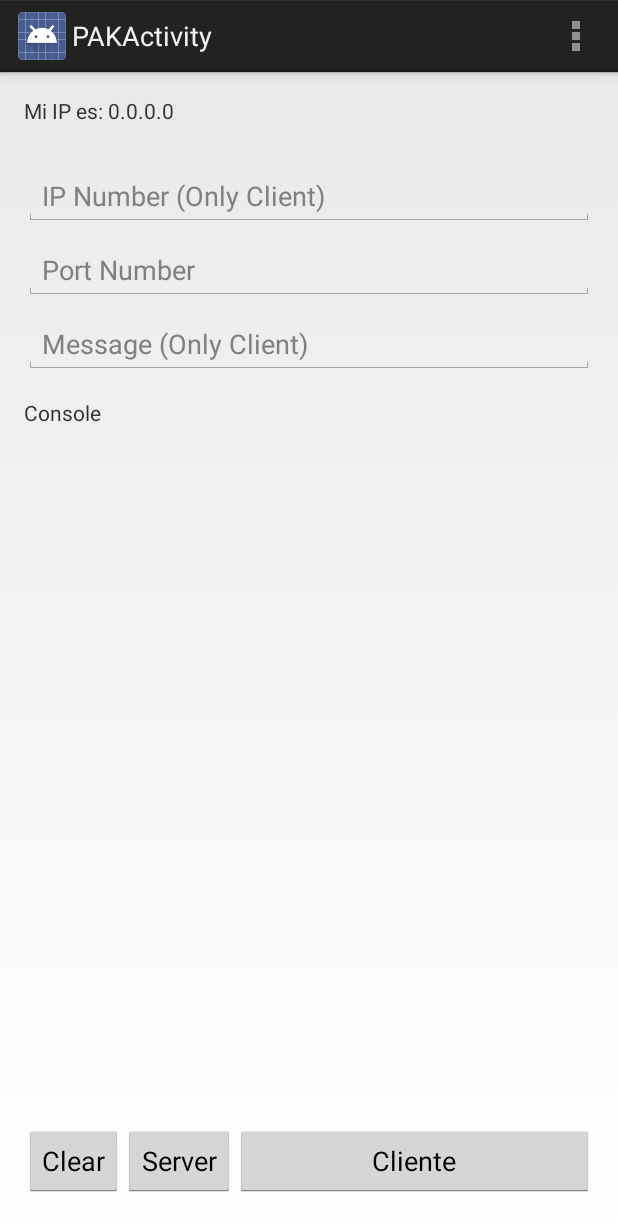
After one commit to pacomf/ASD, an Android app: the PAKActivity screen opened directly, with no data from a screen before it, on a phone screen of 412 x 824 dp. The commit adds this screen. Shown: the top 1231 px of the screen. Run offline under Robolectric (Android 15) with nearby library versions, the phone set to English and light mode, and no system bars.

Commit message:
Activity propia para PAK

```diff
--- a/mobile/build.gradle
+++ b/mobile/build.gradle
@@ -6,8 +6,8 @@ android {
 
     defaultConfig {
         applicationId "com.cryptull.asd"
-        minSdkVersion 19
-        targetSdkVersion 20
+        minSdkVersion 14
+        targetSdkVersion 21
         versionCode 1
         versionName "1.0"
     }
--- /dev/null
+++ b/mobile/src/main/java/com/cryptull/asd/PAKActivity.java
@@ -0,0 +1,118 @@
+package com.cryptull.asd;
+
+import android.app.Activity;
+import android.net.wifi.WifiInfo;
+import android.net.wifi.WifiManager;
+import android.os.Bundle;
+import android.text.format.Formatter;
+import android.text.method.ScrollingMovementMethod;
+import android.view.Menu;
+import android.view.MenuItem;
+import android.view.View;
+import android.widget.Button;
+import android.widget.EditText;
+import android.widget.TextView;
+
+import com.cryptull.pak.PAK;
+import com.cryptull.sockets.Utils;
+
+import java.io.IOException;
+import java.math.BigInteger;
+
+
+public class PAKActivity extends Activity {
+
+    Button clear, server, client;
+    TextView consola, myip;
+    EditText ip, port, msg;
+
+    @Override
+    protected void onCreate(Bundle savedInstanceState) {
+        super.onCreate(savedInstanceState);
+        setContentView(R.layout.activity_pak);
+
+        clear = (Button) findViewById(R.id.clear);
+        server = (Button) findViewById(R.id.server);
+        client = (Button) findViewById(R.id.client);
+
+        consola = (TextView) findViewById(R.id.consola);
+        consola.setMovementMethod(new ScrollingMovementMethod());
+        myip = (TextView) findViewById(R.id.myipTV);
+
+        consola.setText("\nConsole\n");
+
+        ip = (EditText) findViewById(R.id.ipET);
+        port = (EditText) findViewById(R.id.portET);
+        msg = (EditText) findViewById(R.id.msgET);
+
+        clear.setOnClickListener(new View.OnClickListener() {
+            @Override
+            public void onClick(View view) {
+                consola.setText("\nConsole\n");
+            }
+        });
+
+        server.setOnClickListener(new View.OnClickListener() {
+            @Override
+            public void onClick(View view) {
+                Utils.RunServer(PAKActivity.this, Integer.parseInt(port.getText().toString()), consola);
+            }
+        });
+
+        client.setOnClickListener(new View.OnClickListener() {
+            @Override
+            public void onClick(View view) {
+                Utils.startTime = System.currentTimeMillis();
+                Utils.pak = new PAK("password");
+                BigInteger[] bi = Utils.pak.processPackage(1, null, null, "idA", "idB", "password", consola, PAKActivity.this);
+                Utils.ConnectClientToServer(ip.getText().toString(), Integer.parseInt(port.getText().toString()), Utils.createPackage(1, bi[0], bi[1]), Utils.password, 1, consola, PAKActivity.this, msg.getText().toString());
+            }
+        });
+
+        WifiManager wifiManager = (WifiManager) getSystemService(WIFI_SERVICE);
+        WifiInfo wifiInfo = wifiManager.getConnectionInfo();
+        int ipAddress = wifiInfo.getIpAddress();
+        String ipstr = String.format("%d.%d.%d.%d",
+                (ipAddress & 0xff),
+                (ipAddress >> 8 & 0xff),
+                (ipAddress >> 16 & 0xff),
+                (ipAddress >> 24 & 0xff));
+        myip.setText("Mi IP es: "+ipstr);
+    }
+
+    @Override
+    protected void onDestroy() {
+        super.onDestroy();
+
+        if (Utils.serverSocket != null) {
+            try {
+                Utils.serverSocket.close();
+            } catch (IOException e) {
+                // TODO Auto-generated catch block
+                e.printStackTrace();
+            }
+        }
+    }
+
+    @Override
+    public boolean onCreateOptionsMenu(Menu menu) {
+        // Inflate the menu; this adds items to the action bar if it is present.
+        getMenuInflater().inflate(R.menu.menu_pak, menu);
+        return true;
+    }
+
+    @Override
+    public boolean onOptionsItemSelected(MenuItem item) {
+        // Handle action bar item clicks here. The action bar will
+        // automatically handle clicks on the Home/Up button, so long
+        // as you specify a parent activity in AndroidManifest.xml.
+        int id = item.getItemId();
+
+        //noinspection SimplifiableIfStatement
+        if (id == R.id.action_settings) {
+            return true;
+        }
+
+        return super.onOptionsItemSelected(item);
+    }
+}
--- a/mobile/src/main/java/com/cryptull/sockets/SocketServerThread.java
+++ b/mobile/src/main/java/com/cryptull/sockets/SocketServerThread.java
@@ -79,12 +79,10 @@ public class SocketServerThread extends Thread {
                 } else {
                     step = 1;
                     message = new String(Utilities.decipher(Utilities.hexToBytes(message), pak.K.toString().getBytes()), "UTF-8");
-                    final long duration = System.currentTimeMillis() - Utils.startTime;
-
                     this.activity.runOnUiThread(new Runnable() {
                         @Override
                         public void run() {
-                            consola.append("\nMensaje: "+message+"\nTiempo Requerido: " + duration + " ms.");
+                            consola.append("\nMensaje Recibido: "+message);
                         }
                     });
                     msgReply = "end";
--- a/mobile/src/main/java/com/cryptull/sockets/Utils.java
+++ b/mobile/src/main/java/com/cryptull/sockets/Utils.java
@@ -27,9 +27,9 @@ public class Utils {
         socketServerThread.start();
     }
 
-    public static void ConnectClientToServer(String ip, Integer port, String msg, String password, int step, TextView consola, Activity activity){
+    public static void ConnectClientToServer(String ip, Integer port, String msg, String password, int step, TextView consola, Activity activity, String msgFinal){
         msg = Utilities.bytesToHex(Utilities.cipher(msg.getBytes(), password.getBytes()));
-        MyClientTask myClientTask = new MyClientTask(ip,port, msg, step, consola, activity);
+        MyClientTask myClientTask = new MyClientTask(ip,port, msg, step, consola, activity, msgFinal);
         myClientTask.execute();
     }
 
--- /dev/null
+++ b/mobile/src/main/res/layout/activity_pak.xml
@@ -0,0 +1,80 @@
+<RelativeLayout xmlns:android="http://schemas.android.com/apk/res/android"
+    xmlns:tools="http://schemas.android.com/tools" android:layout_width="match_parent"
+    android:layout_height="match_parent" android:paddingLeft="@dimen/activity_horizontal_margin"
+    android:paddingRight="@dimen/activity_horizontal_margin"
+    android:paddingTop="@dimen/activity_vertical_margin"
+    android:paddingBottom="@dimen/activity_vertical_margin"
+    tools:context="com.cryptull.asd.PAKActivity">
+
+    <TextView
+        android:layout_width="wrap_content"
+        android:layout_height="wrap_content"
+        android:id="@+id/myipTV" />
+
+    <EditText
+        android:layout_width="match_parent"
+        android:layout_height="wrap_content"
+        android:id="@+id/ipET"
+        android:hint="IP Number (Only Client)"
+        android:layout_below="@+id/myipTV"
+        android:layout_alignParentLeft="true"
+        android:layout_alignParentStart="true"
+        android:layout_marginTop="28dp" />
+
+    <EditText
+        android:layout_width="match_parent"
+        android:layout_height="wrap_content"
+        android:id="@+id/portET"
+        android:hint="Port Number"
+        android:layout_below="@+id/ipET"
+        android:layout_alignParentLeft="true"
+        android:layout_alignParentStart="true"
+        android:layout_marginTop="10dp" />
+
+    <EditText
+        android:layout_width="match_parent"
+        android:layout_height="wrap_content"
+        android:id="@+id/msgET"
+        android:hint="Message (Only Client)"
+        android:layout_below="@+id/portET"
+        android:layout_alignParentLeft="true"
+        android:layout_alignParentStart="true"
+        android:layout_marginTop="10dp" />
+
+    <TextView
+        android:layout_width="match_parent"
+        android:layout_height="match_parent"
+        android:id="@+id/consola"
+        android:scrollbars = "vertical"
+        android:layout_below="@+id/msgET"
+        android:layout_above="@+id/server"/>
+
+
+    <Button
+        android:layout_width="wrap_content"
+        android:layout_height="wrap_content"
+        android:text="Clear"
+        android:id="@+id/clear"
+        android:layout_marginBottom="10dp"
+        android:layout_alignParentBottom="true"/>
+
+    <Button
+        android:layout_width="wrap_content"
+        android:layout_height="wrap_content"
+        android:text="Server"
+        android:id="@+id/server"
+        android:layout_marginBottom="10dp"
+        android:layout_toRightOf="@id/clear"
+        android:layout_alignParentBottom="true"/>
+
+    <Button
+        android:layout_width="match_parent"
+        android:layout_height="wrap_content"
+        android:text="Cliente"
+        android:id="@+id/client"
+        android:layout_alignParentBottom="true"
+        android:layout_toRightOf="@id/server"
+        android:layout_marginBottom="10dp"/>
+
+
+</RelativeLayout>
--- /dev/null
+++ b/mobile/src/main/res/menu/menu_pak.xml
@@ -0,0 +1,5 @@
+<menu xmlns:android="http://schemas.android.com/apk/res/android"
+    xmlns:tools="http://schemas.android.com/tools" tools:context="com.cryptull.asd.PAKActivity">
+    <item android:id="@+id/action_settings" android:title="@string/action_settings"
+        android:orderInCategory="100" android:showAsAction="never" />
+</menu>
--- a/mobile/src/main/res/values/strings.xml
+++ b/mobile/src/main/res/values/strings.xml
@@ -4,5 +4,6 @@
     <string name="app_name">ASD</string>
     <string name="hello_world">Hello world!</string>
     <string name="action_settings">Settings</string>
+    <string name="title_activity_pak">PAKActivity</string>
 
 </resources>
```
Also changed, not shown: mobile/src/main/AndroidManifest.xml (+8 -2 lines), mobile/src/main/java/com/cryptull/asd/Principal.java (+18 -9 lines), mobile/src/main/java/com/cryptull/sockets/MyClientTask.java (+14 -4 lines), mobile/src/main/res/layout/activity_principal.xml (+13 -5 lines).
